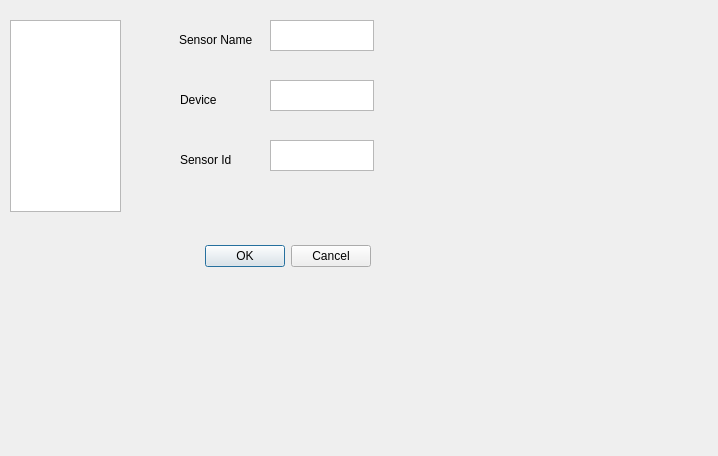
NCAR/nidas, file src/nidas/apps/config/AddSensorDialog.ui: the form before one commit.
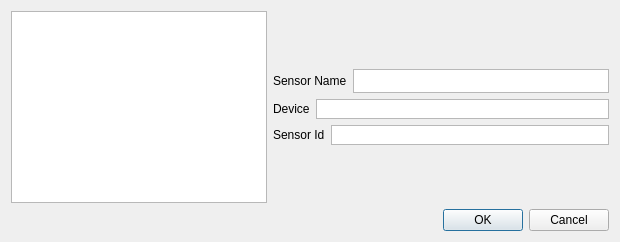
The form after the commit. Custom widgets are drawn as their Qt base class.

Commit message: add layouts, change sample to id

```diff
--- a/src/nidas/apps/config/AddSensorDialog.ui
+++ b/src/nidas/apps/config/AddSensorDialog.ui
@@ -2,121 +2,177 @@
 <ui version="4.0">
  <class>config::AddSensorDialog</class>
  <widget class="QDialog" name="config::AddSensorDialog">
-  <property name="geometry">
-   <rect>
-    <x>0</x>
-    <y>0</y>
-    <width>718</width>
-    <height>456</height>
-   </rect>
-  </property>
   <property name="windowTitle">
    <string>Add Sensor</string>
   </property>
-  <widget class="QDialogButtonBox" name="buttonBox">
-   <property name="geometry">
-    <rect>
-     <x>30</x>
-     <y>240</y>
-     <width>341</width>
-     <height>32</height>
-    </rect>
-   </property>
-   <property name="orientation">
-    <enum>Qt::Horizontal</enum>
-   </property>
-   <property name="standardButtons">
-    <set>QDialogButtonBox::Cancel|QDialogButtonBox::Ok</set>
-   </property>
-  </widget>
-  <widget class="SensorCatalogWidget" name="SensorCatTbl">
-   <property name="geometry">
-    <rect>
-     <x>10</x>
-     <y>20</y>
-     <width>111</width>
-     <height>192</height>
-    </rect>
-   </property>
-  </widget>
-  <widget class="QTextEdit" name="SensorText">
-   <property name="geometry">
-    <rect>
-     <x>270</x>
-     <y>20</y>
-     <width>104</width>
-     <height>31</height>
-    </rect>
-   </property>
-   <property name="readOnly">
-    <bool>true</bool>
-   </property>
-  </widget>
-  <widget class="QLabel" name="label">
-   <property name="geometry">
-    <rect>
-     <x>179</x>
-     <y>30</y>
-     <width>81</width>
-     <height>20</height>
-    </rect>
-   </property>
-   <property name="text">
-    <string>Sensor Name</string>
-   </property>
-  </widget>
-  <widget class="QLabel" name="label_2">
-   <property name="geometry">
-    <rect>
-     <x>180</x>
-     <y>150</y>
-     <width>81</width>
-     <height>20</height>
-    </rect>
-   </property>
-   <property name="text">
-    <string>Sensor Id</string>
-   </property>
-  </widget>
-  <widget class="QTextEdit" name="IdText">
-   <property name="geometry">
-    <rect>
-     <x>270</x>
-     <y>140</y>
-     <width>104</width>
-     <height>31</height>
-    </rect>
-   </property>
-   <property name="readOnly">
-    <bool>true</bool>
-   </property>
-  </widget>
-  <widget class="QLabel" name="label_3">
-   <property name="geometry">
-    <rect>
-     <x>180</x>
-     <y>90</y>
-     <width>81</width>
-     <height>20</height>
-    </rect>
-   </property>
-   <property name="text">
-    <string>Device</string>
-   </property>
-  </widget>
-  <widget class="QTextEdit" name="DeviceText">
-   <property name="geometry">
-    <rect>
-     <x>270</x>
-     <y>80</y>
-     <width>104</width>
-     <height>31</height>
-    </rect>
-   </property>
-   <property name="readOnly">
-    <bool>true</bool>
-   </property>
-  </widget>
+  <layout class="QVBoxLayout" name="verticalLayout">
+   <item>
+    <layout class="QVBoxLayout" name="verticalLayout_1">
+     <property name="sizeConstraint">
+      <enum>QLayout::SetMaximumSize</enum>
+     </property>
+     <item>
+      <layout class="QHBoxLayout" name="horizontalLayout_4">
+       <item>
+        <widget class="SensorCatalogWidget" name="SensorCatTbl">
+         <property name="sizePolicy">
+          <sizepolicy hsizetype="MinimumExpanding" vsizetype="Expanding">
+           <horstretch>0</horstretch>
+           <verstretch>0</verstretch>
+          </sizepolicy>
+         </property>
+        </widget>
+       </item>
+       <item>
+        <layout class="QVBoxLayout" name="verticalLayout_2">
+         <property name="sizeConstraint">
+          <enum>QLayout::SetDefaultConstraint</enum>
+         </property>
+         <item>
+          <spacer name="verticalSpacer_2">
+           <property name="orientation">
+            <enum>Qt::Vertical</enum>
+           </property>
+           <property name="sizeHint" stdset="0">
+            <size>
+             <width>20</width>
+             <height>40</height>
+            </size>
+           </property>
+          </spacer>
+         </item>
+         <item>
+          <layout class="QHBoxLayout" name="horizontalLayout_1">
+           <item>
+            <widget class="QLabel" name="label_1">
+             <property name="text">
+              <string>Sensor Name</string>
+             </property>
+            </widget>
+           </item>
+           <item>
+            <widget class="QTextEdit" name="SensorText">
+             <property name="sizePolicy">
+              <sizepolicy hsizetype="Expanding" vsizetype="MinimumExpanding">
+               <horstretch>0</horstretch>
+               <verstretch>0</verstretch>
+              </sizepolicy>
+             </property>
+             <property name="maximumSize">
+              <size>
+               <width>16777215</width>
+               <height>24</height>
+              </size>
+             </property>
+             <property name="verticalScrollBarPolicy">
+              <enum>Qt::ScrollBarAlwaysOff</enum>
+             </property>
+             <property name="readOnly">
+              <bool>true</bool>
+             </property>
+             <property name="textInteractionFlags">
+              <set>Qt::NoTextInteraction</set>
+             </property>
+            </widget>
+           </item>
+          </layout>
+         </item>
+         <item>
+          <layout class="QHBoxLayout" name="horizontalLayout_2">
+           <item>
+            <widget class="QLabel" name="label_2">
+             <property name="text">
+              <string>Device</string>
+             </property>
+            </widget>
+           </item>
+           <item>
+            <widget class="QTextEdit" name="DeviceText">
+             <property name="sizePolicy">
+              <sizepolicy hsizetype="Expanding" vsizetype="MinimumExpanding">
+               <horstretch>0</horstretch>
+               <verstretch>0</verstretch>
+              </sizepolicy>
+             </property>
+             <property name="maximumSize">
+              <size>
+               <width>16777215</width>
+               <height>20</height>
+              </size>
+             </property>
+             <property name="verticalScrollBarPolicy">
+              <enum>Qt::ScrollBarAlwaysOff</enum>
+             </property>
+             <property name="readOnly">
+              <bool>false</bool>
+             </property>
+            </widget>
+           </item>
+          </layout>
+         </item>
+         <item>
+          <layout class="QHBoxLayout" name="horizontalLayout_3">
+           <item>
+            <widget class="QLabel" name="label_3">
+             <property name="text">
+              <string>Sensor Id</string>
+             </property>
+            </widget>
+           </item>
+           <item>
+            <widget class="QTextEdit" name="IdText">
+             <property name="sizePolicy">
+              <sizepolicy hsizetype="Expanding" vsizetype="MinimumExpanding">
+               <horstretch>0</horstretch>
+               <verstretch>0</verstretch>
+              </sizepolicy>
+             </property>
+             <property name="maximumSize">
+              <size>
+               <width>16777215</width>
+               <height>20</height>
+              </size>
+             </property>
+             <property name="verticalScrollBarPolicy">
+              <enum>Qt::ScrollBarAlwaysOff</enum>
+             </property>
+             <property name="readOnly">
+              <bool>false</bool>
+             </property>
+            </widget>
+           </item>
+          </layout>
+         </item>
+         <item>
+          <spacer name="verticalSpacer">
+           <property name="orientation">
+            <enum>Qt::Vertical</enum>
+           </property>
+           <property name="sizeHint" stdset="0">
+            <size>
+             <width>20</width>
+             <height>40</height>
+            </size>
+           </property>
+          </spacer>
+         </item>
+        </layout>
+       </item>
+      </layout>
+     </item>
+     <item>
+      <widget class="QDialogButtonBox" name="buttonBox">
+       <property name="orientation">
+        <enum>Qt::Horizontal</enum>
+       </property>
+       <property name="standardButtons">
+        <set>QDialogButtonBox::Cancel|QDialogButtonBox::Ok</set>
+       </property>
+      </widget>
+     </item>
+    </layout>
+   </item>
+  </layout>
  </widget>
  <customwidgets>
   <customwidget>
```
The commit also changes 1 other file.
